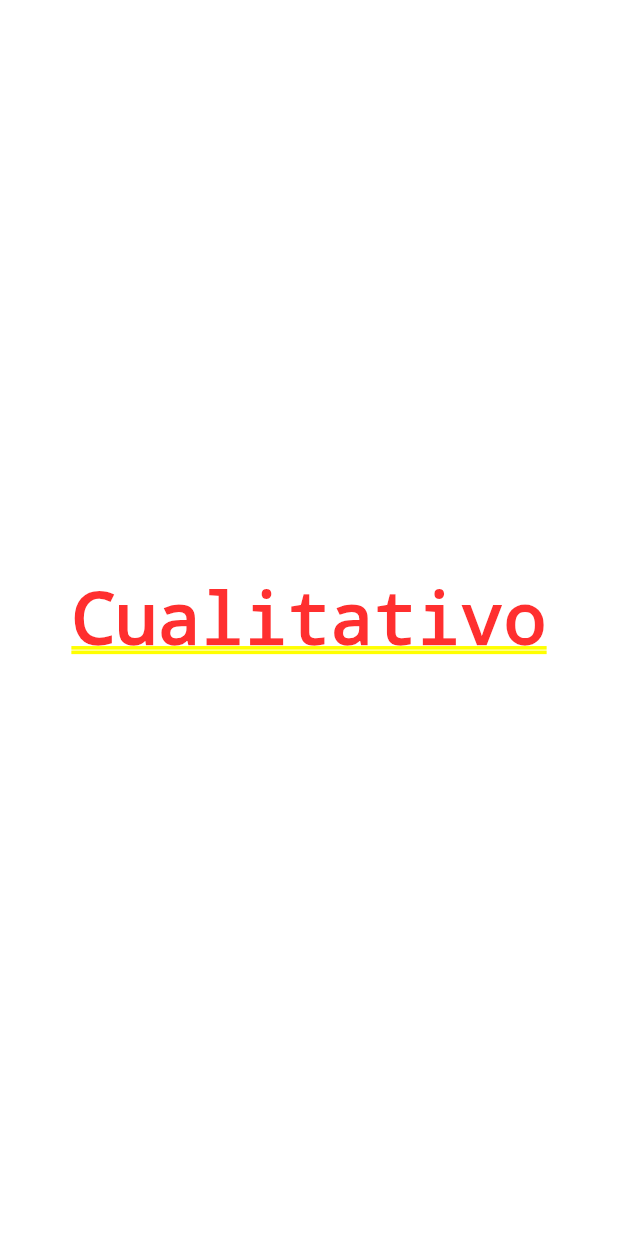
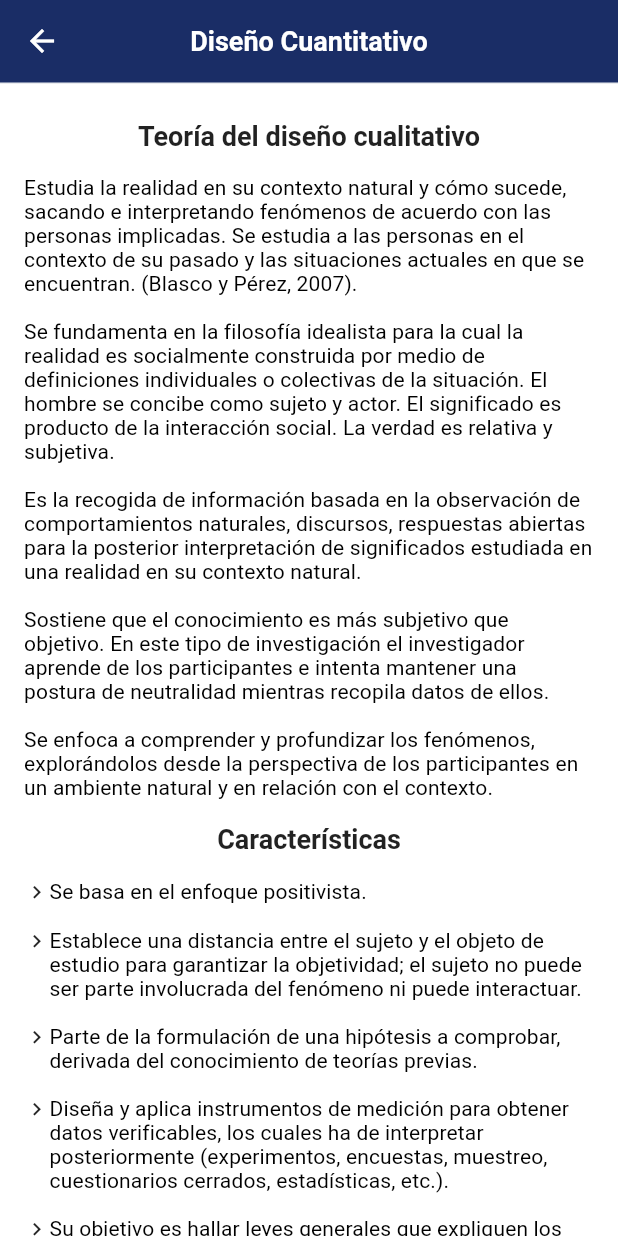
Before and after one commit to Rod20/rastas_app, a Flutter app: the screen it shows after launch, after a tap on "Diseño Cualitativo", on a phone screen of 412 x 824 dp. Run offline on Flutter 3.47's test engine with Material 2 defaults, Android fonts, the light colour scheme and no system bars; our stand-ins replace flutter_svg, rxdart; Roboto replaces fonts that are missing (SFProDisplay, SFProText).

Commit message:
Qualitative Design done

```diff
--- a/lib/ui/screens/qualitativeDesign/disenio_cualitativo.dart
+++ b/lib/ui/screens/qualitativeDesign/disenio_cualitativo.dart
@@ -1,11 +1,85 @@
 import 'package:flutter/material.dart';
+import 'package:rastas_app/ui/widgets/toolbar_header.dart';
 
 class DisenioCualitativo extends StatelessWidget {
 
+  String _title = "Teoría del diseño cualitativo";
+  String _concept = """Estudia la realidad en su contexto natural y cómo sucede, sacando e interpretando fenómenos de acuerdo con las personas implicadas. Se estudia a las personas en el contexto de su pasado y las situaciones actuales en que se encuentran. (Blasco y Pérez, 2007).
+
+Se fundamenta en la filosofía idealista para la cual la realidad es socialmente construida por medio de definiciones individuales o colectivas de la situación. El hombre se concibe como sujeto y actor. El significado es producto de la interacción social. La verdad es relativa y subjetiva.
+
+Es la recogida de información basada en la observación de comportamientos naturales, discursos, respuestas abiertas para la posterior interpretación de significados estudiada en una realidad en su contexto natural.
+
+Sostiene que el conocimiento es más subjetivo que objetivo. En este tipo de investigación el investigador aprende de los participantes e intenta mantener una postura de neutralidad mientras recopila datos de ellos.
+
+Se enfoca a comprender y profundizar los fenómenos, explorándolos desde la perspectiva de los participantes en un ambiente natural y en relación con el contexto.""";
+
+  String _featuresTitle = "Características";
+  String _featuresOne = "Se basa en el enfoque positivista.";
+  String _featuresTwo = "Establece una distancia entre el sujeto y el objeto de estudio para garantizar la objetividad; el sujeto no puede ser parte involucrada del fenómeno ni puede interactuar.";
+  String _featuresThree = "Parte de la formulación de una hipótesis a comprobar, derivada del conocimiento de teorías previas.";
+  String _featuresFour = "Diseña y aplica instrumentos de medición para obtener datos verificables, los cuales ha de interpretar posteriormente (experimentos, encuestas, muestreo, cuestionarios cerrados, estadísticas, etc.).";
+  String _featuresFive = "Su objetivo es hallar leyes generales que expliquen los fenómenos estudiados.";
+  String _featuresSix = "Su procedimiento es deductivo. De la hipótesis pasa a la operacionalización de variables, luego recolecta datos, los procesa y, finalmente, los interpreta a la luz de las teorías esgrimidas.";
+  String _featuresSeven = "Entraña el riesgo de verse interferida por los prejuicios o juicios de valor que porte el investigador.";
+
+
   @override
   Widget build(BuildContext context) {
-    return Center(
-      child: Text("Cualitativo"),
+    return Scaffold(
+      appBar: ToolbarHeader(
+          mToolbarName: "Diseño Cuantitativo"
+      ),
+      body: SingleChildScrollView(
+        child: Container(
+          padding: EdgeInsets.all(16.0),
+          child: Column(
+            crossAxisAlignment: CrossAxisAlignment.start,
+            children: <Widget>[
+              _titleText(_title, context),
+              _bodyText(_concept, context,false),
+              _titleText(_featuresTitle, context),
+              _bodyText(_featuresOne, context,true),
+              _bodyText(_featuresTwo, context,true),
+              _bodyText(_featuresThree, context,true),
+              _bodyText(_featuresFour, context,true),
+              _bodyText(_featuresFive, context,true),
+              _bodyText(_featuresSix, context,true),
+              _bodyText(_featuresSeven, context,true),
+            ],
+          ),
+        ),
+      ),
+    );
+  }
+
+  Widget _titleText(String title, BuildContext context){
+    return Padding(
+      padding: const EdgeInsets.all(8.0),
+      child: Center(
+        child: Text(
+          title,
+          style: Theme.of(context).textTheme.title.merge(TextStyle(fontSize: 18.0)),
+        ),
+      ),
+    );
+  }
+
+  Widget _bodyText(String title, BuildContext context, bool isFeature){
+    return Padding(
+      padding: const EdgeInsets.only(top: 8.0, bottom: 8.0),
+      child: Row(
+        crossAxisAlignment: CrossAxisAlignment.start,
+        children: <Widget>[
+          isFeature ? Icon(Icons.keyboard_arrow_right, size: 17.0,) : SizedBox(),
+          Expanded(
+            child: Text(
+              title,
+              style: Theme.of(context).textTheme.subtitle.merge(TextStyle(fontSize: 14.0)),
+            ),
+          ),
+        ],
+      ),
     );
   }
 }
```
